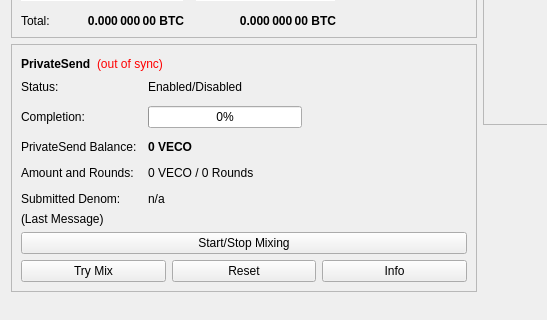
Qt form src/qt/forms/overviewpage.ui (vecopay/veco) before a commit; both pictures show x 0 to 547 and y 178 to 498 of the 960 by 585 pixel window.
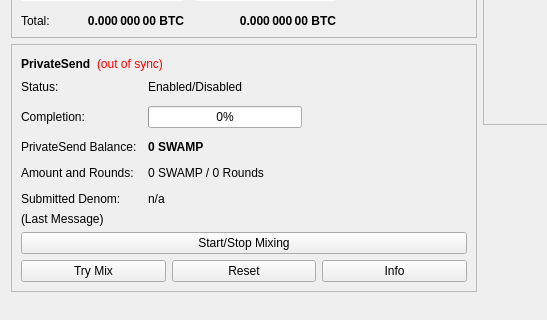
The same form after that commit.

Patch:
```diff
--- a/src/qt/forms/overviewpage.ui
+++ b/src/qt/forms/overviewpage.ui
@@ -514,7 +514,7 @@
                </font>
               </property>
               <property name="text">
-               <string notr="true">0 VECO</string>
+               <string notr="true">0 SWAMP</string>
               </property>
              </widget>
             </item>
@@ -528,7 +528,7 @@
             <item row="3" column="1">
              <widget class="QLabel" name="labelAmountRounds">
               <property name="text">
-               <string>0 VECO / 0 Rounds</string>
+               <string>0 SWAMP / 0 Rounds</string>
               </property>
              </widget>
             </item>
```
